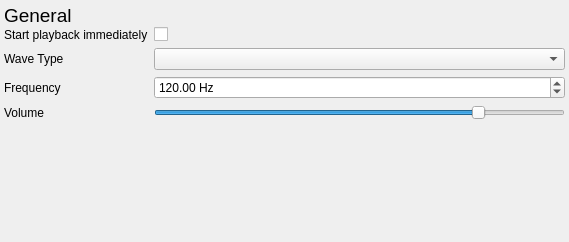
This is modules/audiosource/audiosettingsdialog.ui in syntalos/syntalos as Qt 5 draws it before an edit. The edited form follows.
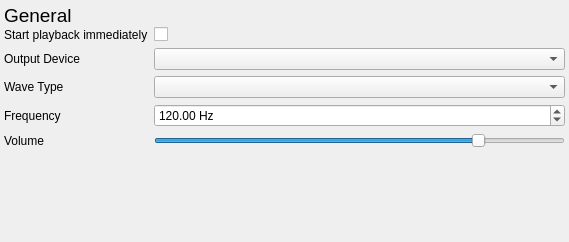
This is the edited form.

Commit message: audiosource: Allow selection of target audio device

```diff
--- a/modules/audiosource/audiosettingsdialog.ui
+++ b/modules/audiosource/audiosettingsdialog.ui
@@ -90,6 +90,19 @@
          <widget class="QCheckBox" name="immediatePlayCheckBox"/>
         </item>
         <item row="1" column="0">
+         <widget class="QLabel" name="deviceLabel">
+          <property name="text">
+           <string>Output Device</string>
+          </property>
+          <property name="buddy">
+           <cstring>deviceComboBox</cstring>
+          </property>
+         </widget>
+        </item>
+        <item row="1" column="1">
+         <widget class="QComboBox" name="deviceComboBox"/>
+        </item>
+        <item row="2" column="0">
          <widget class="QLabel" name="waveLabel">
           <property name="text">
            <string>Wave Type</string>
@@ -99,17 +112,17 @@
           </property>
          </widget>
         </item>
-        <item row="1" column="1">
+        <item row="2" column="1">
          <widget class="QComboBox" name="waveComboBox"/>
         </item>
-        <item row="2" column="0">
+        <item row="3" column="0">
          <widget class="QLabel" name="frequencyLabel">
           <property name="text">
            <string>Frequency</string>
           </property>
          </widget>
         </item>
-        <item row="2" column="1">
+        <item row="3" column="1">
          <widget class="QDoubleSpinBox" name="freqSpinBox">
           <property name="suffix">
            <string> Hz</string>
@@ -122,14 +135,14 @@
           </property>
          </widget>
         </item>
-        <item row="3" column="0">
+        <item row="4" column="0">
          <widget class="QLabel" name="volumeLabel">
           <property name="text">
            <string>Volume</string>
           </property>
          </widget>
         </item>
-        <item row="3" column="1">
+        <item row="4" column="1">
          <widget class="QSlider" name="volumeSlider">
           <property name="maximum">
            <number>100</number>
@@ -147,27 +160,6 @@
      </layout>
     </widget>
    </item>
-   <item>
-    <widget class="QWidget" name="brqWidget" native="true">
-     <layout class="QHBoxLayout" name="horizontalLayout_2">
-      <property name="spacing">
-       <number>0</number>
-      </property>
-      <property name="leftMargin">
-       <number>0</number>
-      </property>
-      <property name="topMargin">
-       <number>0</number>
-      </property>
-      <property name="rightMargin">
-       <number>0</number>
-      </property>
-      <property name="bottomMargin">
-       <number>0</number>
-      </property>
-     </layout>
-    </widget>
-   </item>
   </layout>
  </widget>
  <tabstops>
```
Left out of the diff: 1 changed line with no effect on the pictures. The commit also changes 3 other files.
